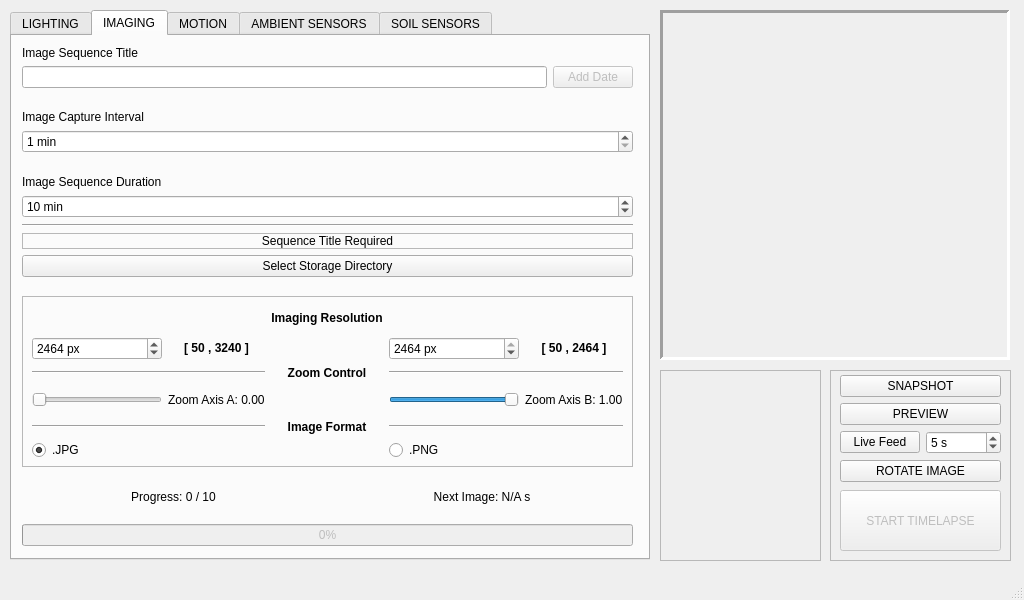
The window that _ui/FlashLapse_Pro.ui (CoCl-Jerry/Flashlapse_Pro_Dev) describes before a commit, drawn with Qt 5.
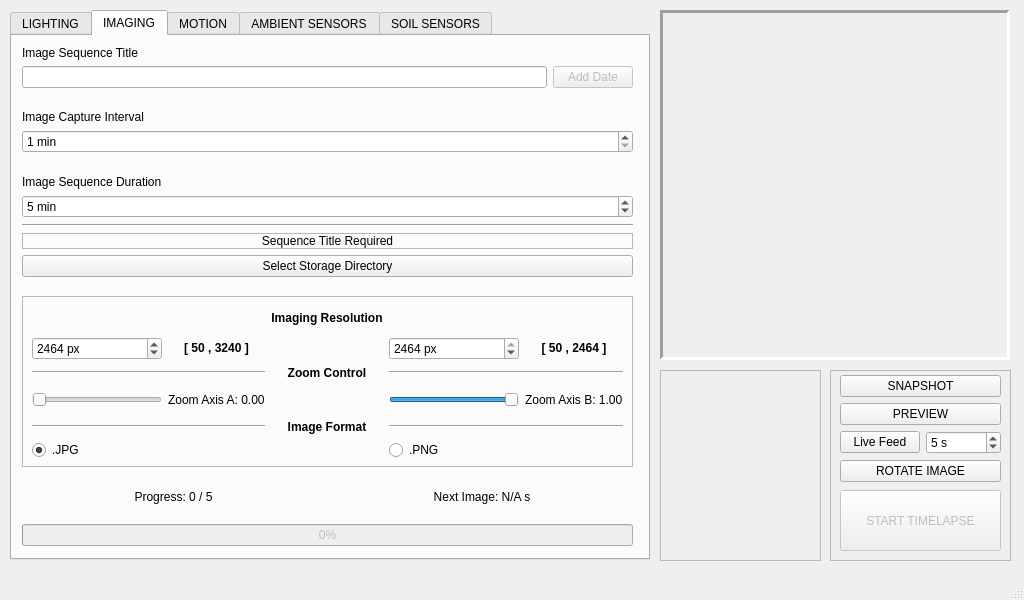
The same window after the commit. Icons and pictures are not drawn.

```diff
--- a/_ui/FlashLapse_Pro.ui
+++ b/_ui/FlashLapse_Pro.ui
@@ -215,7 +215,7 @@
             <number>99999999</number>
            </property>
            <property name="value">
-            <number>10</number>
+            <number>5</number>
            </property>
           </widget>
          </item>
@@ -277,7 +277,7 @@
          <item>
           <widget class="QLabel" name="imaging_progress_Label">
            <property name="text">
-            <string>Progress: 0 / 10</string>
+            <string>Progress: 0 / 5</string>
            </property>
            <property name="alignment">
             <set>Qt::AlignCenter</set>
```
